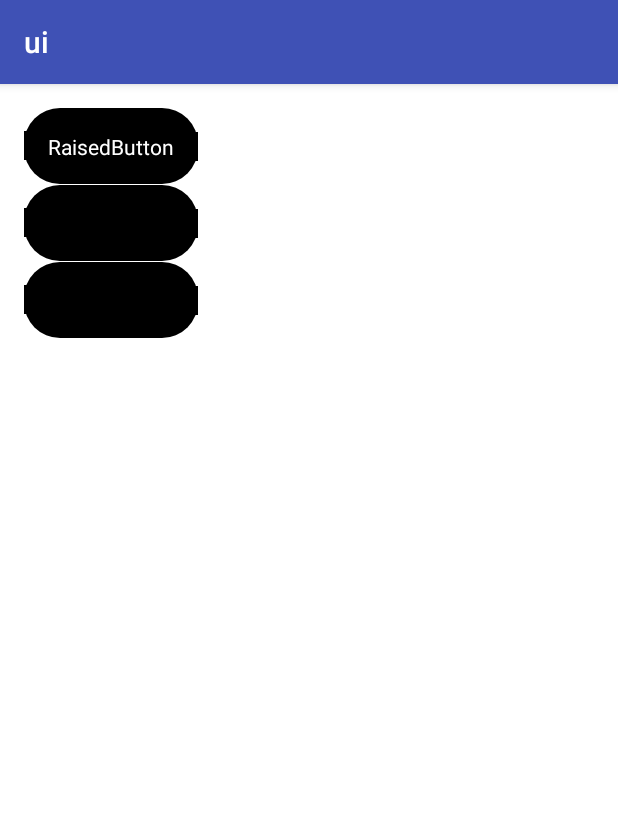
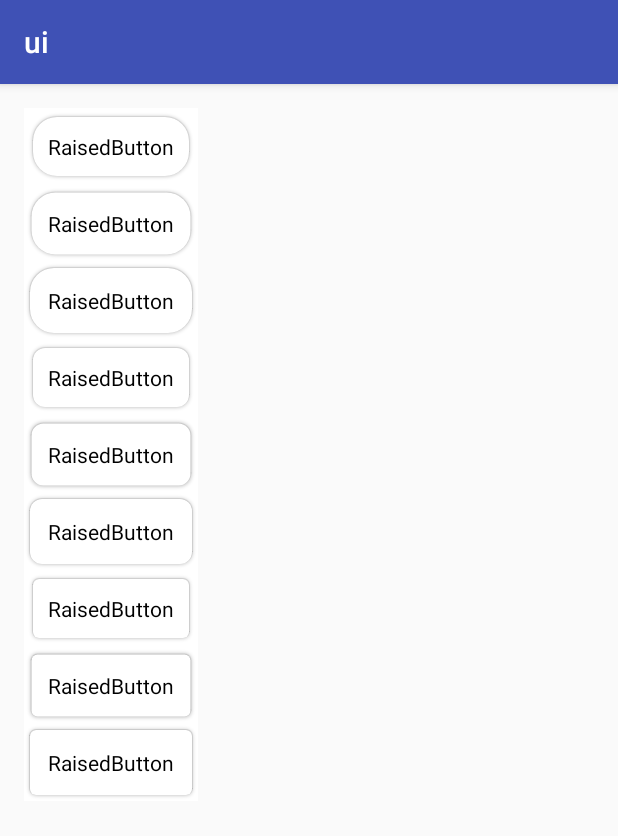
Before and after one commit to cuber5566/uiModule, an Android app: the screen it shows after launch (MainActivity), on a phone screen of 412 x 824 dp. Shown: the top 836 px of the screen. Run offline under Robolectric (Android 15) with nearby library versions, the phone set to English and light mode, and no system bars.

Commit message:
shadowPrinter finish

```diff
--- a/app/src/main/res/layout/activity_main.xml
+++ b/app/src/main/res/layout/activity_main.xml
@@ -9,10 +9,8 @@
     android:paddingLeft="@dimen/activity_horizontal_margin"
     android:paddingRight="@dimen/activity_horizontal_margin"
     android:paddingTop="@dimen/activity_vertical_margin"
-    android:background="@android:color/white"
     android:orientation="vertical"
     tools:context=".MainActivity">
-
 
     <com.ui.uimodule.button.RaisedButton
         android:id="@+id/raisedButton"
@@ -21,9 +19,12 @@
         android:background="@android:color/white"
         android:padding="16dp"
         android:text="RaisedButton"
-        android:textColor="@android:color/white"
-        app:rb_backgroundColor="#FFB907"
-        app:rb_rippleColor="@android:color/black"/>
+        android:textColor="@android:color/black"
+        app:rb_enableBackgroundColor="@android:color/white"
+        app:rb_backgroundColor="@android:color/white"
+        app:rb_rippleColor="@android:color/black"
+        app:rb_rectRadius="16dp"
+        app:rb_elevation="6dp"/>
 
     <com.ui.uimodule.button.RaisedButton
         android:layout_width="wrap_content"
@@ -32,8 +33,11 @@
         android:padding="16dp"
         android:text="RaisedButton"
         android:textColor="@android:color/black"
+        app:rb_enableBackgroundColor="@android:color/white"
         app:rb_backgroundColor="@android:color/white"
-        app:rb_rippleColor="@android:color/black"/>
+        app:rb_rippleColor="@android:color/black"
+        app:rb_rectRadius="16dp"
+        app:rb_elevation="5dp"/>
 
     <com.ui.uimodule.button.RaisedButton
         android:layout_width="wrap_content"
@@ -42,8 +46,89 @@
         android:padding="16dp"
         android:text="RaisedButton"
         android:textColor="@android:color/black"
+        app:rb_enableBackgroundColor="@android:color/white"
         app:rb_backgroundColor="@android:color/white"
-        app:rb_rippleColor="@android:color/black"/>
+        app:rb_rippleColor="@android:color/black"
+        app:rb_rectRadius="16dp"
+        app:rb_elevation="4dp"/>
+
+    <com.ui.uimodule.button.RaisedButton
+        android:layout_width="wrap_content"
+        android:layout_height="wrap_content"
+        android:background="@android:color/white"
+        android:padding="16dp"
+        android:text="RaisedButton"
+        android:textColor="@android:color/black"
+        app:rb_enableBackgroundColor="@android:color/white"
+        app:rb_backgroundColor="@android:color/white"
+        app:rb_rippleColor="@android:color/black"
+        app:rb_rectRadius="8dp"
+        app:rb_elevation="6dp"/>
+
+    <com.ui.uimodule.button.RaisedButton
+        android:layout_width="wrap_content"
+        android:layout_height="wrap_content"
+        android:background="@android:color/white"
+        android:padding="16dp"
+        android:text="RaisedButton"
+        android:textColor="@android:color/black"
+        app:rb_enableBackgroundColor="@android:color/white"
+        app:rb_backgroundColor="@android:color/white"
+        app:rb_rippleColor="@android:color/black"
+        app:rb_rectRadius="8dp"
+        app:rb_elevation="5dp"/>
+
+    <com.ui.uimodule.button.RaisedButton
+        android:layout_width="wrap_content"
+        android:layout_height="wrap_content"
+        android:background="@android:color/white"
+        android:padding="16dp"
+        android:text="RaisedButton"
+        android:textColor="@android:color/black"
+        app:rb_enableBackgroundColor="@android:color/white"
+        app:rb_backgroundColor="@android:color/white"
+        app:rb_rippleColor="@android:color/black"
+        app:rb_rectRadius="8dp"
+        app:rb_elevation="4dp"/>
+
+    <com.ui.uimodule.button.RaisedButton
+        android:layout_width="wrap_content"
+        android:layout_height="wrap_content"
+        android:background="@android:color/white"
+        android:padding="16dp"
+        android:text="RaisedButton"
+        android:textColor="@android:color/black"
+        app:rb_enableBackgroundColor="@android:color/white"
+        app:rb_backgroundColor="@android:color/white"
+        app:rb_rippleColor="@android:color/black"
+        app:rb_rectRadius="4dp"
+        app:rb_elevation="6dp"/>
+
+    <com.ui.uimodule.button.RaisedButton
+        android:layout_width="wrap_content"
+        android:layout_height="wrap_content"
+        android:background="@android:color/white"
+        android:padding="16dp"
+        android:text="RaisedButton"
+        android:textColor="@android:color/black"
+        app:rb_enableBackgroundColor="@android:color/white"
+        app:rb_backgroundColor="@android:color/white"
+        app:rb_rippleColor="@android:color/black"
+        app:rb_rectRadius="4dp"
+        app:rb_elevation="5dp"/>
+
+    <com.ui.uimodule.button.RaisedButton
+        android:layout_width="wrap_content"
+        android:layout_height="wrap_content"
+        android:background="@android:color/white"
+        android:padding="16dp"
+        android:text="RaisedButton"
+        android:textColor="@android:color/black"
+        app:rb_enableBackgroundColor="@android:color/white"
+        app:rb_backgroundColor="@android:color/white"
+        app:rb_rippleColor="@android:color/black"
+        app:rb_rectRadius="4dp"
+        app:rb_elevation="4dp"/>
 
     <!--<Button-->
     <!--android:layout_width="wrap_content"-->
--- a/uimodule/src/main/java/com/ui/uimodule/ShadowMaker.java
+++ /dev/null
@@ -1,92 +0,0 @@
-package com.ui.uimodule;
-
-import android.animation.ValueAnimator;
-import android.content.res.Resources;
-import android.graphics.Canvas;
-import android.graphics.Color;
-import android.graphics.Paint;
-import android.graphics.Path;
-import android.graphics.RectF;
-import android.view.View;
-import android.view.animation.DecelerateInterpolator;
-
-public class ShadowMaker {
-
-    int shadowColor = Color.BLACK;
-    float shadowRadius = 2 * Resources.getSystem().getDisplayMetrics().density;
-    float shadowOffsetX = 0 * Resources.getSystem().getDisplayMetrics().density;
-    float shadowOffsetY = 1 * Resources.getSystem().getDisplayMetrics().density;
-    float shadowAlpha = 0.3f;
-
-    float padding = 4 * Resources.getSystem().getDisplayMetrics().density;
-    float shadowBluer = 1 * Resources.getSystem().getDisplayMetrics().density;
-
-    int animationDuration = 300;
-
-    View view;
-
-    int height, width;
-    boolean animationStart;
-    RectF rectF = new RectF();
-    Paint shadowPaint = new Paint(Paint.ANTI_ALIAS_FLAG);
-    ValueAnimator shadowAnimator;
-    Path clipPath = new Path();
-    RectF clipRect = new RectF();
-
-    public ShadowMaker(View view, float rectRadius) {
-
-        this.view = view;
-        this.shadowRadius = rectRadius + 1 * Resources.getSystem().getDisplayMetrics().density;
-
-        shadowPaint.setStyle(Paint.Style.FILL);
-        shadowPaint.setShadowLayer(shadowRadius, shadowOffsetX, shadowOffsetY, Color.argb((int) (255 * shadowAlpha), Color.red(shadowColor), Color.green(shadowColor), Color.blue(shadowColor)));
-    }
-
-    public ShadowMaker duration(int animationDuration) {
-        this.animationDuration = animationDuration;
-        return this;
-    }
-
-    public void onDraw(Canvas canvas, boolean focus) {
-
-        if (animationStart != focus) {
-            shadowAnimation(focus);
-            animationStart = focus;
-        }
-
-        height = canvas.getHeight();
-        width = canvas.getWidth();
-
-        rectF.set(0 + padding + shadowRadius, 0 + padding, width - padding, height - padding - shadowOffsetY);
-        clipRect.set(0, 0, width, height);
-        clipPath.addRoundRect(clipRect, shadowRadius, shadowRadius, Path.Direction.CW);
-        canvas.clipPath(clipPath);
-        canvas.drawRoundRect(rectF, shadowRadius, shadowRadius, shadowPaint);
-    }
-
-    private void shadowAnimation(boolean focus) {
-
-        if (null != shadowAnimator) shadowAnimator.cancel();
-
-        float[] start = {0, 0.2f};
-        float[] end = {shadowBluer, 0.35f};
-
-        if (focus) {
-            shadowAnimator = ValueAnimator.ofObject(new FloatArrayEvaluator(), start, end);
-        } else {
-            shadowAnimator = ValueAnimator.ofObject(new FloatArrayEvaluator(), end, start);
-        }
-
-        shadowAnimator.addUpdateListener(new ValueAnimator.AnimatorUpdateListener() {
-            @Override
-            public void onAnimationUpdate(ValueAnimator valueAnimator) {
-                float[] value = (float[]) valueAnimator.getAnimatedValue();
-                shadowPaint.setShadowLayer(shadowRadius + value[0], shadowOffsetX, shadowOffsetY + value[0], Color.argb((int) (255 * value[1]), Color.red(shadowColor), Color.green(shadowColor), Color.blue(shadowColor)));
-                view.invalidate();
-            }
-        });
-        shadowAnimator.setInterpolator(new DecelerateInterpolator());
-        shadowAnimator.setDuration(animationDuration);
-        shadowAnimator.start();
-    }
-}
--- a/uimodule/src/main/java/com/ui/uimodule/ShadowPrinter.java
+++ b/uimodule/src/main/java/com/ui/uimodule/ShadowPrinter.java
@@ -17,30 +17,20 @@ public class ShadowPrinter {
     private LinearGradient verticalLinearGradient, horizontalLinearGradient;
     private RadialGradient verticalRadialGradient, horizontalRadialGradient;
 
-    private static final float SHADOW_NORMAL = 2 * Resources.getSystem().getDisplayMetrics().density;
-    private static final float SHADOW_PRESS = 4 * Resources.getSystem().getDisplayMetrics().density;
-    private static final float SHADOW_OFFSET = 2 * Resources.getSystem().getDisplayMetrics().density;
-    private static final float PADDING = 8 * Resources.getSystem().getDisplayMetrics().density;
+    private static final float SHADOW_NORMAL = 1 * Resources.getSystem().getDisplayMetrics().density;
 
-    private static final int START_COLOR = Color.argb((int) (255 * 1), 0, 0, 0);
-    private static final int END_COLOR = Color.argb(0, 0, 0, 0);
+    int startColor, midColor, endColor;
+    int width, height;
 
-//    private static final float shadowNormalLR = 1 * Resources.getSystem().getDisplayMetrics().density;
-//    private static final float shadowPressLR = 3 * Resources.getSystem().getDisplayMetrics().density;
-//
-//    private static final float shadowNormalBottom = 2 * Resources.getSystem().getDisplayMetrics().density;
-//    private static final float shadowPressBottom = 4 * Resources.getSystem().getDisplayMetrics().density;
-
-    private int width, height;
-    private float radius, padding, radiusCenter, shadowNormal, shadowPress, shadowOffset;
-    private boolean animationStart;
-
-    int animationDuration = 300;
-//    private float radius;
+    private float radius, elevation, radiusCenter, shadowNormal, shadowPress, shadowOffset;
+    private boolean init, animationStart;
+    private int animationDuration = 300;
+    private int[] colors = new int[3];
+    private float[] positions = new float[3];
+    private float[] start = new float[2], end = new float[2];
 
     private View view;
     private ValueAnimator shadowAnimator;
-    //    private Rect rect = new Rect();
     private RectF rectF = new RectF();
     private Paint centerPaint = new Paint() {
         {
@@ -65,28 +55,55 @@ public class ShadowPrinter {
         return this;
     }
 
-    public void onDraw(Canvas canvas, float r, float p, boolean press) {
+    private void init() {
+        startColor = Color.argb((int) (255 * 0.35), 0, 0, 0);
+        midColor = Color.argb((int) (255 * 0.35), 0, 0, 0);
+        endColor = Color.TRANSPARENT;
 
-        this.radius = r;
-        this.padding = p;
-        shadowNormal = radius + SHADOW_NORMAL;
-        shadowPress = radius + SHADOW_PRESS;
-        radiusCenter = radius + padding;
+        colors[0] = startColor;
+        colors[1] = midColor;
+        colors[2] = endColor;
 
-        if (animationStart != press) {
-            startShadowAnimation(press, radius);
-            animationStart = press;
-        }
+        positions[0] = 0;
+        positions[1] = 1 - elevation / radius;
+        positions[2] = 1;
+
+        start[0] = shadowNormal;
+        start[1] = 0;
+        end[0] = shadowPress;
+        end[1] = elevation / 3;
+
+        verticalLinearGradient = new LinearGradient(0, radiusCenter, 0, radiusCenter - shadowNormal, colors, positions, Shader.TileMode.CLAMP);
+        horizontalLinearGradient = new LinearGradient(width - radiusCenter, 0, width - radiusCenter + shadowNormal, 0, colors, positions, Shader.TileMode.CLAMP);
+        verticalRadialGradient = new RadialGradient(radiusCenter, radiusCenter, shadowNormal, colors, positions, Shader.TileMode.CLAMP);
+        horizontalRadialGradient = new RadialGradient(width - radiusCenter, radiusCenter, shadowNormal, colors, positions, Shader.TileMode.CLAMP);
+    }
+
+    public void onDraw(Canvas canvas, float r, float e, boolean press) {
 
         width = canvas.getWidth();
         height = canvas.getHeight();
+        elevation = e;
+        radius = r + elevation;
 
+        shadowNormal = radius + SHADOW_NORMAL - elevation;
+        shadowPress = radius + elevation * 2 / 3 - elevation;
+        radiusCenter = radius;
+
+        if (!init) {
+            init();
+            init = true;
+        }
+
+        if (animationStart != press) {
+            startShadowAnimation(press);
+            animationStart = press;
+        }
 
         canvas.save();
         canvas.translate(0, shadowOffset);
 
         for (int i = 0; i < 2; i++) {
-
             rectF.set(0, 0, radiusCenter * 2, radiusCenter * 2);
             radiusPaint.setShader(verticalRadialGradient);
             canvas.drawArc(rectF, 180, 90, true, radiusPaint);
@@ -100,7 +117,7 @@ public class ShadowPrinter {
 
         for (int i = 0; i < 2; i++) {
 
-            rectF.set(width - radiusCenter*2, 0, width, radiusCenter*2);
+            rectF.set(width - radiusCenter * 2, 0, width, radiusCenter * 2);
             radiusPaint.setShader(horizontalRadialGradient);
             canvas.drawArc(rectF, 270, 90, true, radiusPaint);
 
@@ -112,18 +129,16 @@ public class ShadowPrinter {
         }
 
         rectF.set(radius, radius, width - radius, height - radius);
-        centerPaint.setColor(START_COLOR);
+        centerPaint.setColor(startColor);
         canvas.drawRect(rectF, centerPaint);
 
         canvas.restore();
+
     }
 
-    private void startShadowAnimation(boolean press, float r) {
+    private void startShadowAnimation(boolean press) {
 
         if (null != shadowAnimator) shadowAnimator.cancel();
-
-        float[] start = {shadowNormal, 0};
-        float[] end = {shadowPress, SHADOW_OFFSET};
 
         if (press) {
             shadowAnimator = ValueAnimator.ofObject(new FloatArrayEvaluator(), start, end);
@@ -140,16 +155,16 @@ public class ShadowPrinter {
                 shadowOffset = value[1];
 
                 //T
-                verticalLinearGradient = new LinearGradient(0, radiusCenter, 0, radiusCenter - value[0], START_COLOR, END_COLOR, Shader.TileMode.CLAMP);
+                verticalLinearGradient = new LinearGradient(0, radiusCenter, 0, radiusCenter - value[0], colors, positions, Shader.TileMode.CLAMP);
 
                 //R
-                horizontalLinearGradient = new LinearGradient(width - radiusCenter, 0, width - radiusCenter + value[0], 0, START_COLOR, END_COLOR, Shader.TileMode.CLAMP);
+                horizontalLinearGradient = new LinearGradient(width - radiusCenter, 0, width - radiusCenter + value[0], 0, colors, positions, Shader.TileMode.CLAMP);
 
                 //LT
-                verticalRadialGradient = new RadialGradient(radiusCenter, radiusCenter, value[0], START_COLOR, END_COLOR, Shader.TileMode.CLAMP);
+                verticalRadialGradient = new RadialGradient(radiusCenter, radiusCenter, value[0], colors, positions, Shader.TileMode.CLAMP);
 
                 //RT
-                horizontalRadialGradient = new RadialGradient(width - radiusCenter, radiusCenter, value[0], START_COLOR, END_COLOR, Shader.TileMode.CLAMP);
+                horizontalRadialGradient = new RadialGradient(width - radiusCenter, radiusCenter, value[0], colors, positions, Shader.TileMode.CLAMP);
 
                 view.invalidate();
             }
--- a/uimodule/src/main/java/com/ui/uimodule/button/RaisedButton.java
+++ b/uimodule/src/main/java/com/ui/uimodule/button/RaisedButton.java
@@ -19,7 +19,6 @@ import android.view.animation.DecelerateInterpolator;
 import android.widget.Button;
 
 import com.ui.uimodule.R;
-import com.ui.uimodule.ShadowMaker;
 import com.ui.uimodule.ShadowPrinter;
 
 public class RaisedButton extends Button {
@@ -36,36 +35,30 @@ public class RaisedButton extends Button {
     int shadowColor = Color.BLACK;
     float shadowRadius = 2 * Resources.getSystem().getDisplayMetrics().density;
     float shadowOffsetX = 0 * Resources.getSystem().getDisplayMetrics().density;
-    float shadowOffsetY = 1 * Resources.getSystem().getDisplayMetrics().density;
+    float shadowOffsetY = 0 * Resources.getSystem().getDisplayMetrics().density;
 
     float rippleRadius = 48 * Resources.getSystem().getDisplayMetrics().density;
     float cur_radius;
     float max_radius;
 
-    float shadowStoke = 3 * Resources.getSystem().getDisplayMetrics().density;
-    float rectRadius = 16 * Resources.getSystem().getDisplayMetrics().density;
+    float padding = 4 * Resources.getSystem().getDisplayMetrics().density;
+    float elevation = 4 * Resources.getSystem().getDisplayMetrics().density;
+    float rectRadius = 2 * Resources.getSystem().getDisplayMetrics().density;
     float shadowAlpha = 0.3f;
 
     protected int backgroundColor, rippleColor, enableTextColor, enableBackgroundColor;
     private ValueAnimator enableTextColorAnimator, enableBackgroundColorAnimator, enableShadowAnimator, backgroundColorAnimator, rippleColorAnimator, rippleRadiusAnimator, rippleFocusAnimator;
-    int textColor;
 
     Paint ripplePaint, backgroundPaint;
+    Path clipPath = new Path();
+    RectF clipRect = new RectF(), rectF = new RectF();
+    ShadowPrinter shadowPrinter;
 
     float x, y;
+    int textColor;
     int height, width;
-
-    RectF rectF;
-    float padding = 8 * Resources.getSystem().getDisplayMetrics().density;
-
     boolean isClicked = false;
-
-    ShadowMaker shadowMaker;
-    ShadowPrinter shadowPrinter;
     boolean focus;
-
-    Path clipPath = new Path();
-    RectF clipRect = new RectF();
 
     public RaisedButton(Context context) {
         this(context, null);
@@ -78,14 +71,11 @@ public class RaisedButton extends Button {
     public RaisedButton(Context context, AttributeSet attrs, int defStyleAttr) {
         super(context, attrs, defStyleAttr);
 
-        rectF = new RectF();
-
         if (Build.VERSION.SDK_INT >= Build.VERSION_CODES.HONEYCOMB) {
             setLayerType(View.LAYER_TYPE_SOFTWARE, null);
         }
         setAttributes(context, attrs);
         setPaint();
-        shadowMaker = new ShadowMaker(this, rectRadius);
         shadowPrinter = new ShadowPrinter(this);
     }
 
@@ -96,8 +86,8 @@ public class RaisedButton extends Button {
         enableTextColor = typedArray.getColor(R.styleable.RaisedButton_rb_enableTextColor, Color.WHITE);
         enableBackgroundColor = typedArray.getColor(R.styleable.RaisedButton_rb_enableBackgroundColor, Color.LTGRAY);
         rippleRadius = typedArray.getDimension(R.styleable.RaisedButton_rb_rippleRadius, rippleRadius);
-        shadowStoke = typedArray.getDimension(R.styleable.RaisedButton_rb_rippleRadius, shadowStoke);
-        rectRadius = typedArray.getDimension(R.styleable.RaisedButton_rb_rippleRadius, rectRadius);
+        padding = elevation = typedArray.getDimension(R.styleable.RaisedButton_rb_elevation, elevation);
+        rectRadius = typedArray.getDimension(R.styleable.RaisedButton_rb_rectRadius, rectRadius);
         typedArray.recycle();
     }
 
@@ -213,19 +203,18 @@ public class RaisedButton extends Button {
         height = canvas.getHeight();
         width = canvas.getWidth();
 
-        shadowPrinter.onDraw(canvas, rectRadius, padding,focus);
-//        shadowMaker.onDraw(canvas, focus);
+        shadowPrinter.onDraw(canvas, rectRadius, elevation, focus);
 
         rectF.set(0 + padding, 0 + padding, width - padding, height - padding - shadowOffsetY);
 
-//        canvas.drawRoundRect(rectF, rectRadius, rectRadius, backgroundPaint);
+        canvas.drawRoundRect(rectF, rectRadius, rectRadius, backgroundPaint);
 
         canvas.save();
         clipRect.set(padding, padding, width - padding, height - padding);
         clipPath.addRoundRect(clipRect, rectRadius, rectRadius, Path.Direction.CW);
         canvas.clipPath(clipPath);
         canvas.clipRect(rectF);
-//        canvas.drawCircle(x, y, cur_radius, ripplePaint);
+        canvas.drawCircle(x, y, cur_radius, ripplePaint);
         canvas.restore();
 
         super.onDraw(canvas);
@@ -325,7 +314,7 @@ public class RaisedButton extends Button {
                 float[] hsv = new float[3];
                 Color.colorToHSV(backgroundColor, hsv);
                 hsv[2] *= (v * 0.96 / 0.9) > 1 ? 1 : (v * 0.96 / 0.9);
-//                backgroundPaint.setColor(Color.HSVToColor(hsv));
+                backgroundPaint.setColor(Color.HSVToColor(hsv));
                 backgroundPaint.setShadowLayer(shadowRadius + (1.0f - v) * 10 * padding / 2, shadowOffsetX, shadowOffsetY + (1.0f - v) * 10 * padding / 4, Color.argb((int) (255 * Math.abs(v * 2 - 2.3)), Color.red(shadowColor), Color.green(shadowColor), Color.blue(shadowColor)));
                 invalidate();
             }
--- a/uimodule/src/main/java/com/ui/uimodule/rippleMaker.java
+++ /dev/null
@@ -1,4 +0,0 @@
-package com.ui.uimodule;
-
-public class rippleMaker {
-}
--- /dev/null
+++ b/uimodule/src/main/java/com/ui/uimodule/ripplePrinter.java
@@ -0,0 +1,4 @@
+package com.ui.uimodule;
+
+public class ripplePrinter {
+}
--- a/uimodule/src/main/res/values/attrs.xml
+++ b/uimodule/src/main/res/values/attrs.xml
@@ -14,7 +14,7 @@
         <attr name="rb_enableBackgroundColor" format="color"/>
         <attr name="rb_enableTextColor" format="color"/>
         <attr name="rb_rippleRadius" format="dimension"/>
-        <attr name="rb_shadowStoke" format="dimension"/>
+        <attr name="rb_elevation" format="dimension"/>
         <attr name="rb_rectRadius" format="dimension"/>
     </declare-styleable>
 
```
Also changed, not shown: 2 other files.
